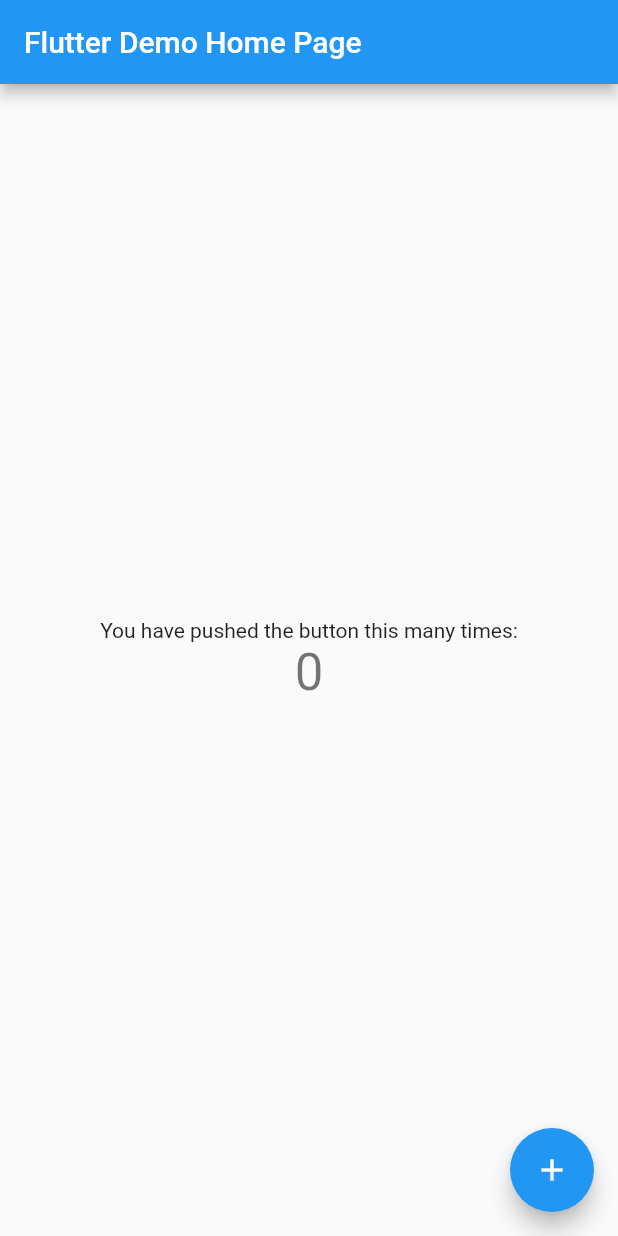
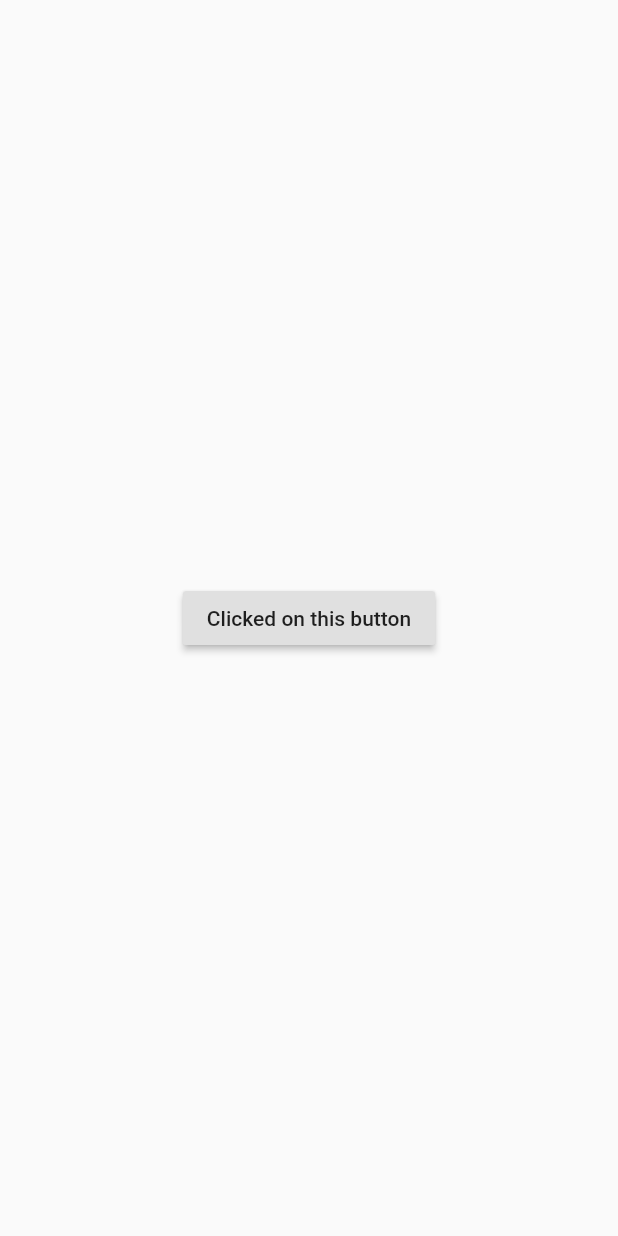
Before and after one commit to cedricbahirwe/flutter, a Flutter app: the screen it shows after launch, on a phone screen of 412 x 824 dp. Run offline on Flutter 3.47's test engine with Material 2 defaults, Android fonts, the phone set to English and light mode, and no system bars.

Commit message:
Remove errors

```diff
--- a/flutter_learn/lib/main.dart
+++ b/flutter_learn/lib/main.dart
@@ -1,8 +1,68 @@
 import 'package:flutter/material.dart';
 
 void main() {
-  runApp(MyApp());
+  runApp(SecondWidget()
+
+  );
 }
+class FirstWidget extends StatelessWidget {
+  @override
+  Widget build(BuildContext context) {
+    return MaterialApp(
+      title: "Cedric State less widget",
+      home: Scaffold(
+        body: Container(
+          color: Colors.red,
+          child: Container(
+            color: Colors.blue,
+            margin: EdgeInsets.all(40),
+          ),
+        ),
+      ),
+      debugShowCheckedModeBanner: false,
+    );
+  }
+}
+
+class SecondWidget extends StatefulWidget {
+  @override
+  _SecondWidgetState createState() => _SecondWidgetState();
+}
+
+class _SecondWidgetState extends State<SecondWidget> {
+
+  String title = "";
+  @override
+  void initState() {
+    // TODO: implement initState
+    title = "Clicked on this button";
+    super.initState();
+  }
+
+  void onButtonClicked() {
+    setState(() {
+      title = "Title changed";
+    });
+  }
+
+  @override
+  Widget build(BuildContext context) {
+    return MaterialApp(
+      title: "Cedric StateFul Widget",
+      home: Scaffold(
+        body: Center(
+          child: RaisedButton(
+              onPressed: onButtonClicked,
+            child: Text(title),
+          ),
+        ),
+      ),
+      debugShowCheckedModeBanner: false,
+    );
+  }
+}
+
+
 
 class MyApp extends StatelessWidget {
   // This widget is the root of your application.
@@ -20,13 +80,14 @@ class MyApp extends StatelessWidget {
         // or simply save your changes to "hot reload" in a Flutter IDE).
         // Notice that the counter didn't reset back to zero; the application
         // is not restarted.
-        primarySwatch: Colors.blue,
+        primarySwatch: Colors.red,
         // This makes the visual density adapt to the platform that you run
         // the app on. For desktop platforms, the controls will be smaller and
         // closer together (more dense) than on mobile platforms.
         visualDensity: VisualDensity.adaptivePlatformDensity,
       ),
-      home: MyHomePage(title: 'Flutter Demo Home Page'),
+      home: MyHomePage(title: 'Cédric\'s Learning'),
+      debugShowCheckedModeBanner: false,
     );
   }
 }
@@ -59,7 +120,7 @@ class _MyHomePageState extends State<MyHomePage> {
       // so that the display can reflect the updated values. If we changed
       // _counter without calling setState(), then the build method would not be
       // called again, and so nothing would appear to happen.
-      _counter++;
+      _counter += 10;
     });
   }
 
@@ -102,14 +163,14 @@ class _MyHomePageState extends State<MyHomePage> {
             ),
             Text(
               '$_counter',
-              style: Theme.of(context).textTheme.headline4,
+              style: Theme.of(context).textTheme.headline1,
             ),
           ],
         ),
       ),
       floatingActionButton: FloatingActionButton(
         onPressed: _incrementCounter,
-        tooltip: 'Increment',
+        tooltip: 'Incrementing',
         child: Icon(Icons.add),
       ), // This trailing comma makes auto-formatting nicer for build methods.
     );
```
